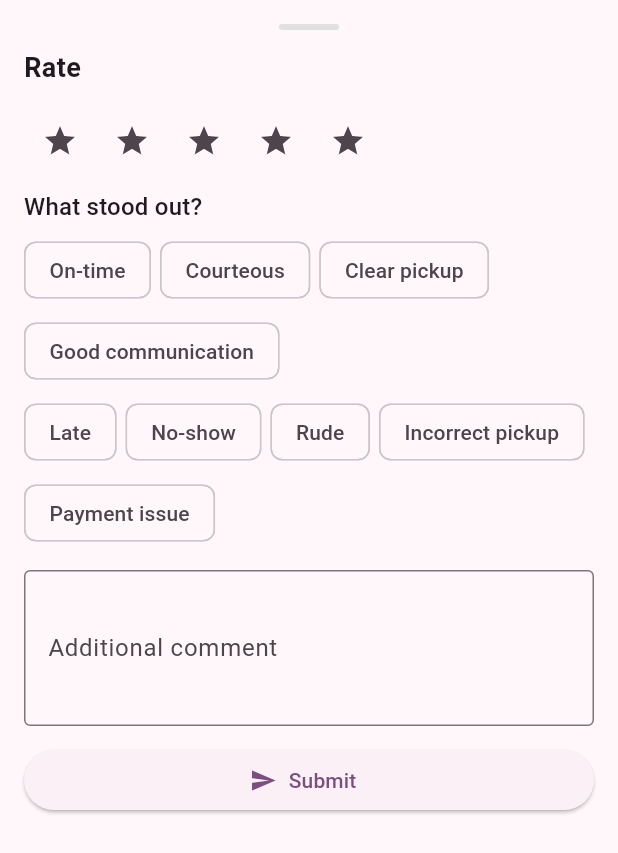
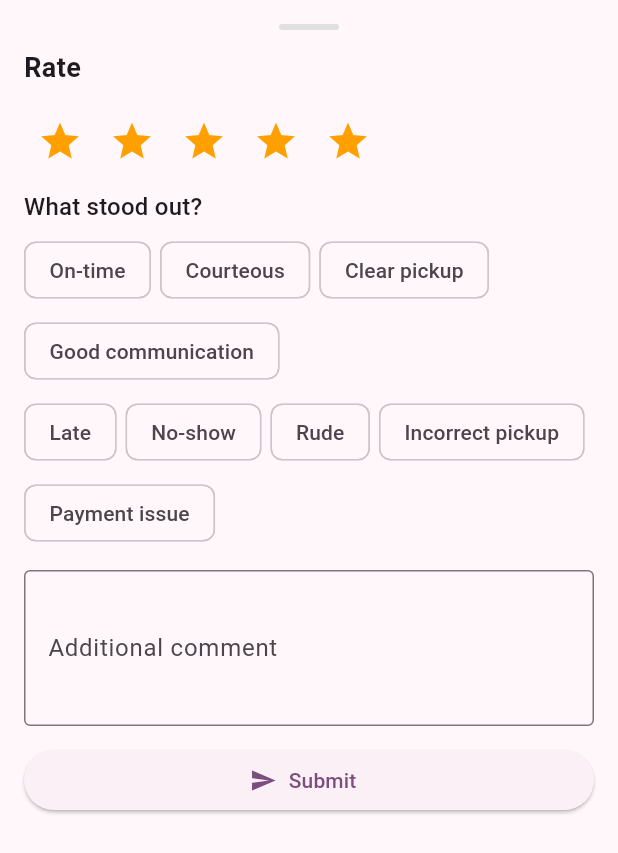
Before and after one commit to ElaiElaiElai1113/GoDavao, a Flutter app: the RateUserSheet widget shown alone on an empty page, opened directly with empty values, on a phone screen of 412 x 824 dp. Shown: the top 853 px of the screen. Run offline on Flutter 3.47's test engine with Material 3 defaults, Android fonts, the phone set to English and light mode, and no system bars; our stand-ins replace equatable, flutter_dotenv, flutter_local_notifications, flutter_map, geocoding, geolocator and 5 more; missing offline and left inert: flutter_polyline_points, google_polyline_algorithm; accounts and stored records are empty; network calls fail.

Commit message:
Star Ratings

```diff
--- a/lib/features/ratings/presentation/rate_user.dart
+++ b/lib/features/ratings/presentation/rate_user.dart
@@ -155,12 +155,21 @@ class _RateUserSheetState extends State<RateUserSheet> {
 Row(
   children: List.generate(5, (i) {
     final idx = i + 1;
+    final filled = idx <= _rating;
+    final color = filled ? Colors.amber.shade700 : Colors.grey.shade400;
+
     return IconButton(
-                    icon: Icon(idx <= _rating ? Icons.star : Icons.star_border),
       onPressed: () => setState(() => _rating = idx),
+      icon: Icon(
+        filled ? Icons.star : Icons.star_border,
+        size: 30,
+        color: color,
+      ),
+      style: IconButton.styleFrom(foregroundColor: color),
     );
   }),
 ),
+
 
               const SizedBox(height: 8),
               Text(
```
Also changed, not shown: lib/features/ratings/presentation/star_ratings.dart (+8 -1 lines), 2 other files. Lines whose indentation alone changed are shown as unchanged.
